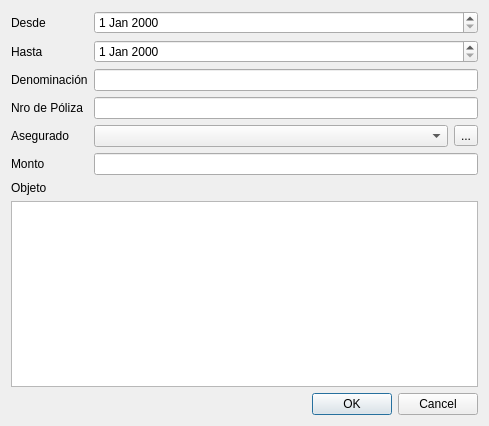
First picture: the form in mksHBOPDF/dlgeditpoliza.ui, repository diegowald/mksHBOPdf, before the edit.
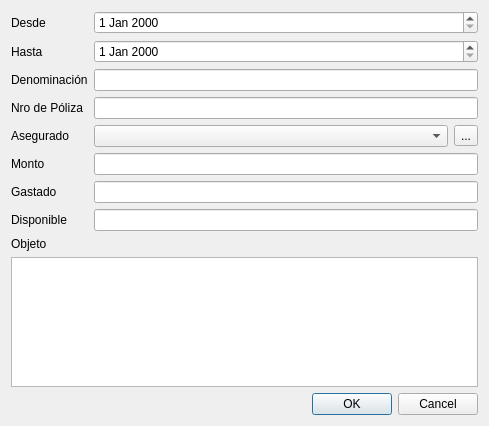
Second picture: the form after the edit.

```diff
--- a/mksHBOPDF/dlgeditpoliza.ui
+++ b/mksHBOPDF/dlgeditpoliza.ui
@@ -105,7 +105,7 @@
      <item row="5" column="1">
       <widget class="QLineEdit" name="txtMonto"/>
      </item>
-     <item row="6" column="0">
+     <item row="8" column="0">
       <widget class="QLabel" name="label_7">
        <property name="text">
         <string>Objeto</string>
@@ -115,9 +115,37 @@
        </property>
       </widget>
      </item>
-     <item row="7" column="0" colspan="2">
+     <item row="9" column="0" colspan="2">
       <widget class="QTextEdit" name="txtObjeto"/>
      </item>
+     <item row="7" column="0">
+      <widget class="QLabel" name="label_8">
+       <property name="text">
+        <string>Disponible</string>
+       </property>
+      </widget>
+     </item>
+     <item row="7" column="1">
+      <widget class="QLineEdit" name="txtDisponible">
+       <property name="readOnly">
+        <bool>true</bool>
+       </property>
+      </widget>
+     </item>
+     <item row="6" column="0">
+      <widget class="QLabel" name="label_9">
+       <property name="text">
+        <string>Gastado</string>
+       </property>
+      </widget>
+     </item>
+     <item row="6" column="1">
+      <widget class="QLineEdit" name="txtGastado">
+       <property name="readOnly">
+        <bool>true</bool>
+       </property>
+      </widget>
+     </item>
     </layout>
    </item>
    <item>
```
